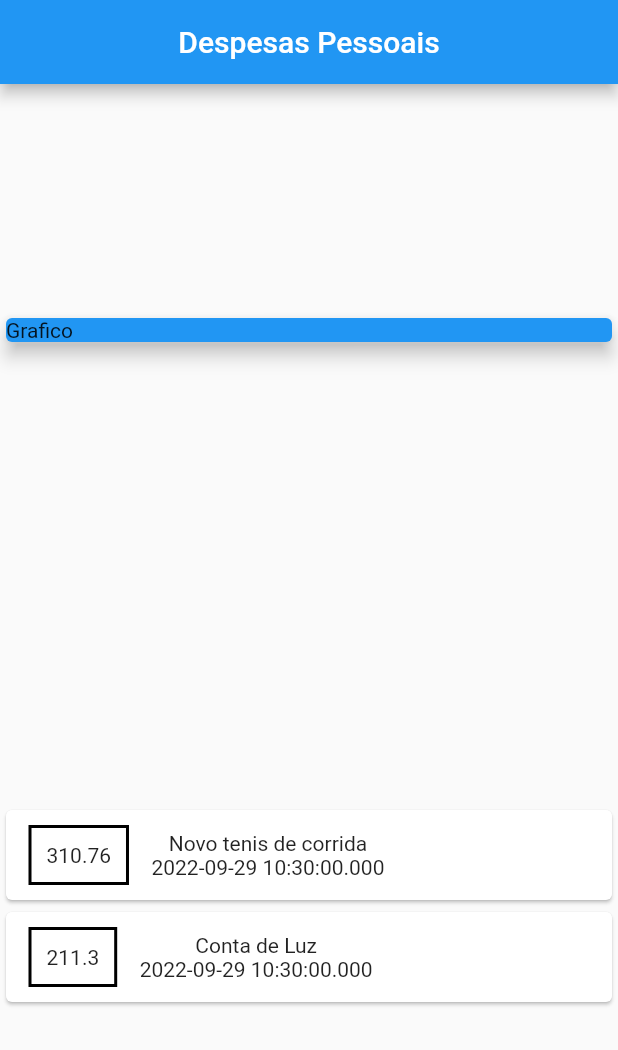
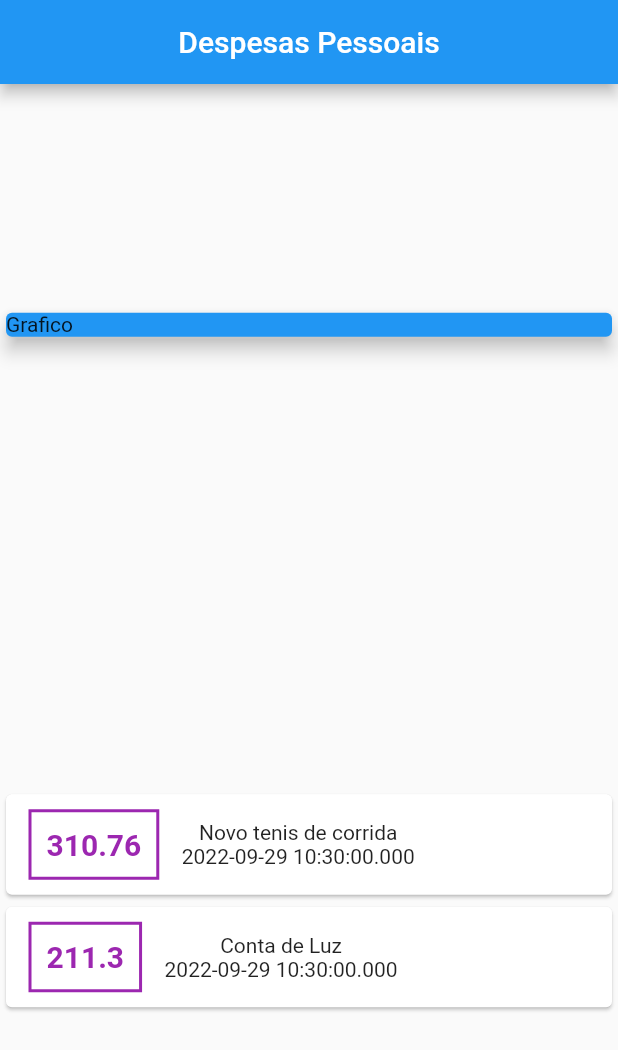
Before and after one commit to absjuniordev/expenses, a Flutter app: the screen it shows after launch, on a phone screen of 412 x 824 dp. Shown: the top 1050 px of the screen. Run offline on Flutter 3.47's test engine with Material 2 defaults, Android fonts, the phone set to English and light mode, and no system bars.

Commit message:
Aplicando Estilo no Text

```diff
--- a/lib/main.dart
+++ b/lib/main.dart
@@ -32,7 +32,7 @@ class MyHomePage extends StatelessWidget {
     return Scaffold(
       appBar: AppBar(
         centerTitle: true,
-        title: Text('Despesas Pessoais'),
+        title: const Text('Despesas Pessoais'),
       ),
       body: Column(
         mainAxisAlignment:
@@ -53,15 +53,24 @@ class MyHomePage extends StatelessWidget {
                   child: Row(
                     children: [
                       Container(
+                        //Possibilidade de estilizar
                         margin:
                             EdgeInsets.symmetric(horizontal: 15, vertical: 10),
                         decoration: BoxDecoration(
                             border: Border.all(
-                          color: Colors.black,
+                          color: Colors.purple,
                           width: 2,
                         )),
-                        padding: EdgeInsets.all(10),
-                        child: Text(tr.value.toString()),
+                        padding: const EdgeInsets.all(10),
+                        child: Text(
+                          tr.value.toString(),
+                          // ignore: prefer_const_constructors
+                          style: TextStyle(
+                            fontWeight: FontWeight.bold,
+                            fontSize: 20,
+                            color: Colors.purple,
+                          ),
+                        ),
                       ),
                       Column(
                         children: [Text(tr.title), Text(tr.date.toString())],
```
